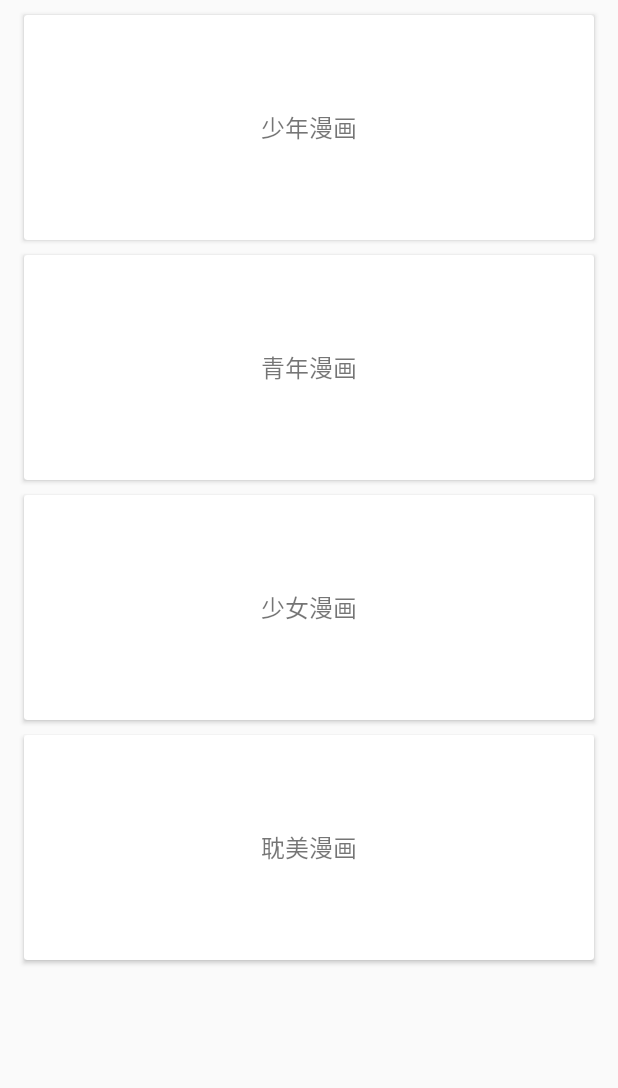
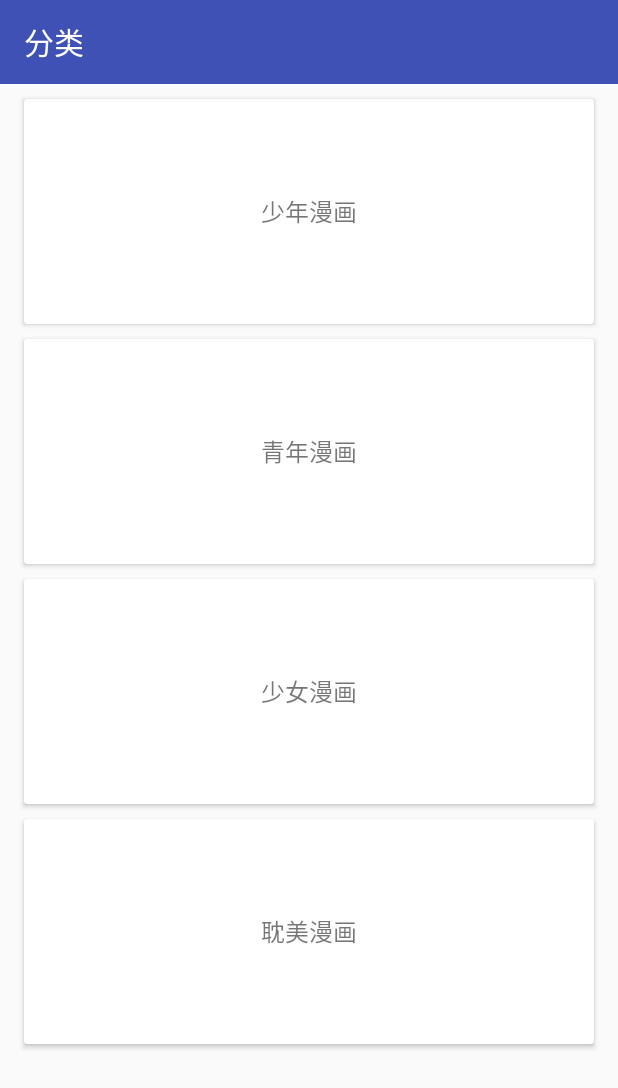
Before and after one commit to chrissen0814/Cartoon, an Android app: the screen it shows after launch (TypeActivity), in the side drawer, after a tap on "分类", on a phone screen of 412 x 824 dp. Shown: the top 1088 px of the screen. Run offline under Robolectric (Android 15) with nearby library versions, the phone set to English and light mode, and no system bars; libraries missing offline, so code that uses them is left out: org.greenrobot.greendao; 5 statements that could not run were skipped.

```diff
--- a/app/build.gradle
+++ b/app/build.gradle
@@ -3,7 +3,7 @@ apply plugin: 'org.greenrobot.greendao' // apply plugin
 
 
 greendao {
-    schemaVersion 4
+    schemaVersion 5
     daoPackage 'com.chrissen.cartoon.dao.greendao'
     targetGenDir 'src/main/java'
 }
--- a/app/src/main/java/com/chrissen/cartoon/activity/MainActivity.java
+++ b/app/src/main/java/com/chrissen/cartoon/activity/MainActivity.java
@@ -6,38 +6,36 @@ import android.support.annotation.NonNull;
 import android.support.design.widget.NavigationView;
 import android.support.v4.widget.DrawerLayout;
 import android.support.v7.app.AppCompatActivity;
+import android.support.v7.widget.LinearLayoutManager;
+import android.support.v7.widget.RecyclerView;
 import android.support.v7.widget.Toolbar;
 import android.view.Gravity;
 import android.view.MenuItem;
 import android.view.View;
 
 import com.chrissen.cartoon.R;
-import com.chrissen.cartoon.module.presenter.type.TypePresenter;
-import com.chrissen.cartoon.module.view.TypeView;
+import com.chrissen.cartoon.adapter.DbBookAdapter;
 
-import java.util.List;
-
-public class MainActivity extends AppCompatActivity implements TypeView {
+public class MainActivity extends AppCompatActivity{
 
     private Toolbar mToolbar;
     private DrawerLayout mDrawerLayout;
     private NavigationView mNavigationView;
-
-    private TypePresenter mPresenter;
+    private RecyclerView mRecyclerView;
+    private DbBookAdapter mAdapter;
 
     @Override
     protected void onCreate(Bundle savedInstanceState) {
         super.onCreate(savedInstanceState);
         setContentView(R.layout.activity_main);
         initViews();
-        mPresenter = new TypePresenter(this);
-        mPresenter.getComicType();
     }
 
     private void initViews() {
         mDrawerLayout = findViewById(R.id.main_drawer_layout);
         mNavigationView = findViewById(R.id.main_navigation_view);
         mToolbar = findViewById(R.id.main_toolbar);
+        mRecyclerView = findViewById(R.id.main_rv);
         setSupportActionBar(mToolbar);
         mToolbar.setNavigationIcon(R.drawable.toolbar_menu);
         mToolbar.setNavigationOnClickListener(new View.OnClickListener() {
@@ -65,15 +63,14 @@ public class MainActivity extends AppCompatActivity implements TypeView {
                 return false;
             }
         });
-    }
 
-
-    @Override
-    public void onShowSuccess(List<String> obj) {
     }
 
     @Override
-    public void onShowError(String errorMsg) {
-
+    protected void onStart() {
+        super.onStart();
+        mAdapter = new DbBookAdapter(this);
+        mRecyclerView.setLayoutManager(new LinearLayoutManager(this));
+        mRecyclerView.setAdapter(mAdapter);
     }
 }
--- /dev/null
+++ b/app/src/main/java/com/chrissen/cartoon/adapter/DbBookAdapter.java
@@ -0,0 +1,64 @@
+package com.chrissen.cartoon.adapter;
+
+import android.content.Context;
+import android.support.v7.widget.RecyclerView;
+import android.view.LayoutInflater;
+import android.view.View;
+import android.view.ViewGroup;
+import android.widget.ImageView;
+import android.widget.TextView;
+
+import com.chrissen.cartoon.R;
+import com.chrissen.cartoon.dao.greendao.Book;
+import com.chrissen.cartoon.dao.manager.BookDaoManager;
+import com.chrissen.cartoon.util.ImageUtil;
+
+import java.util.List;
+
+/**
+ * Created by chris on 2017/11/17.
+ */
+
+public class DbBookAdapter extends RecyclerView.Adapter<DbBookAdapter.DbBookViewHolder> {
+
+    private Context mContext;
+    private List<Book> mBookList;
+
+    public DbBookAdapter(Context context) {
+        mContext = context;
+        mBookList = new BookDaoManager().queryAllBook();
+    }
+
+    @Override
+    public DbBookViewHolder onCreateViewHolder(ViewGroup parent, int viewType) {
+        View view = LayoutInflater.from(parent.getContext())
+                .inflate(R.layout.item_db_book,parent,false);
+        return new DbBookViewHolder(view);
+    }
+
+    @Override
+    public void onBindViewHolder(DbBookViewHolder holder, int position) {
+        Book book = mBookList.get(position);
+        ImageUtil.loadImageByUrl(book.getImageId(),mContext,holder.coverIv);
+        holder.nameTv.setText(book.getBookName());
+    }
+
+    @Override
+    public int getItemCount() {
+        return mBookList.size();
+    }
+
+    class DbBookViewHolder extends RecyclerView.ViewHolder {
+        private View layout;
+        private ImageView coverIv;
+        private TextView nameTv;
+
+        public DbBookViewHolder(View itemView) {
+            super(itemView);
+            layout = itemView;
+            coverIv = itemView.findViewById(R.id.dbbook_cover_iv);
+            nameTv = itemView.findViewById(R.id.dbbook_name_tv);
+        }
+    }
+
+}
--- a/app/src/main/java/com/chrissen/cartoon/dao/greendao/DaoMaster.java
+++ b/app/src/main/java/com/chrissen/cartoon/dao/greendao/DaoMaster.java
@@ -14,10 +14,10 @@ import org.greenrobot.greendao.identityscope.IdentityScopeType;
 
 // THIS CODE IS GENERATED BY greenDAO, DO NOT EDIT.
 /**
- * Master of DAO (schema version 4): knows all DAOs.
+ * Master of DAO (schema version 5): knows all DAOs.
  */
 public class DaoMaster extends AbstractDaoMaster {
-    public static final int SCHEMA_VERSION = 4;
+    public static final int SCHEMA_VERSION = 5;
 
     /** Creates underlying database table using DAOs. */
     public static void createAllTables(Database db, boolean ifNotExists) {
--- a/app/src/main/res/layout/activity_type.xml
+++ b/app/src/main/res/layout/activity_type.xml
@@ -7,13 +7,22 @@
     android:layout_height="match_parent"
     tools:context="com.chrissen.cartoon.activity.TypeActivity">
 
+    <android.support.v7.widget.Toolbar
+        android:id="@+id/type_toolbar"
+        android:layout_width="match_parent"
+        android:layout_height="wrap_content"
+        android:background="@color/colorPrimary"
+        app:titleTextColor="@android:color/white"
+        app:title="@string/title_type">
+    </android.support.v7.widget.Toolbar>
+
     <android.support.v7.widget.RecyclerView
         android:id="@+id/type_rv"
         android:layout_width="0dp"
         android:layout_height="0dp"
         app:layout_constraintLeft_toLeftOf="parent"
         app:layout_constraintRight_toRightOf="parent"
-        app:layout_constraintTop_toTopOf="parent"
+        app:layout_constraintTop_toBottomOf="@id/type_toolbar"
         app:layout_constraintBottom_toBottomOf="parent"
         android:paddingBottom="16dp"
         android:clipToPadding="false">
```
Also changed, not shown: app/src/main/java/com/chrissen/cartoon/activity/BaseActivity.java (added, +14 -0 lines), app/src/main/java/com/chrissen/cartoon/adapter/BookAdapter.java (+24 -3 lines), app/src/main/java/com/chrissen/cartoon/dao/greendao/Book.java (+21 -6 lines), app/src/main/java/com/chrissen/cartoon/dao/greendao/BookDao.java (+26 -12 lines), app/src/main/java/com/chrissen/cartoon/dao/manager/BookDaoManager.java (+42 -2 lines), app/src/main/java/com/chrissen/cartoon/util/ScreenUtil.java (added, +48 -0 lines), app/src/main/res/drawable/book_bg.xml (added, +9 -0 lines), app/src/main/res/drawable/icon_back.xml (added, +9 -0 lines), app/src/main/res/drawable/icon_collection_normal.xml (added, +9 -0 lines), app/src/main/res/drawable/icon_collection_selected.xml (added, +9 -0 lines), app/src/main/res/layout/item_book.xml (+13 -1 lines), app/src/main/res/layout/item_db_book.xml (added, +40 -0 lines), app/src/main/res/layout/layout_main.xml (+9 -0 lines), app/src/main/res/values/strings.xml (+7 -0 lines).
